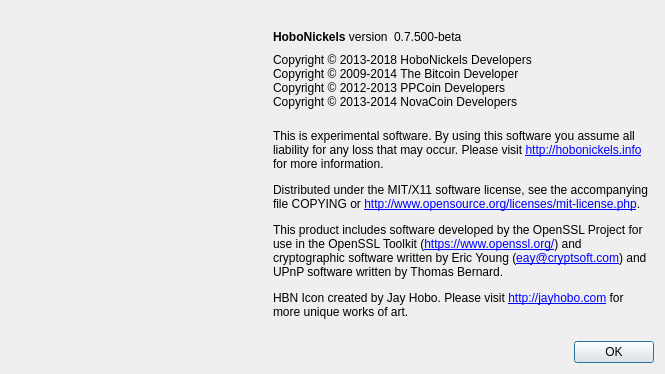
Before: the Qt Designer form src/qt/forms/aboutdialog.ui in hclivess/HoboNickels, drawn with Qt 5.
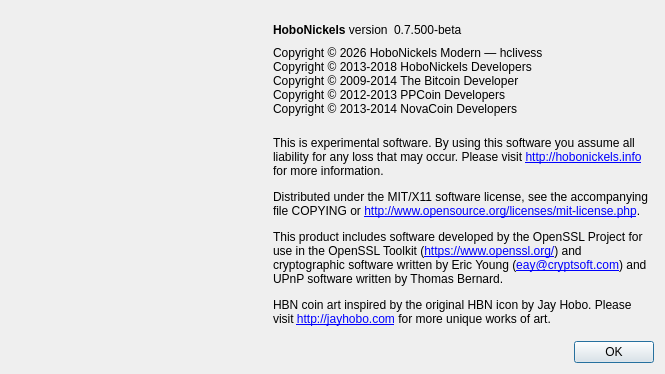
After: the same form once the commit is applied. Icons and pictures are not drawn.

Commit message:
qt: About dialog -- credit coin art as inspired by Jay Hobo + add 2026 dev credit
The coin graphics were swapped to a new render, so the HBN icon is now 'inspired by the
original HBN icon by Jay Hobo' rather than created by him (credit + jayhobo.com link kept).
Add 'Copyright © 2026 HoboNickels Modern — hclivess' to the copyright block.

The edit to the form file:
```diff
--- a/src/qt/forms/aboutdialog.ui
+++ b/src/qt/forms/aboutdialog.ui
@@ -106,10 +106,11 @@
         <cursorShape>IBeamCursor</cursorShape>
        </property>
        <property name="text">
-        <string>Copyright © 2013-2018 HoboNickels Developers
+        <string>Copyright © 2026 HoboNickels Modern — hclivess
+Copyright © 2013-2018 HoboNickels Developers
 Copyright © 2009-2014 The Bitcoin Developer
-Copyright © 2012-2013 PPCoin Developers 
-Copyright © 2013-2014 NovaCoin Developers 
+Copyright © 2012-2013 PPCoin Developers
+Copyright © 2013-2014 NovaCoin Developers
 </string>
        </property>
        <property name="textInteractionFlags">
@@ -123,7 +124,7 @@
         <cursorShape>IBeamCursor</cursorShape>
        </property>
        <property name="text">
-        <string>&lt;html&gt;&lt;head/&gt;&lt;body&gt;&lt;p&gt;This is experimental software. By using this software you assume all liability for any loss that may occur. Please visit &lt;a href=&quot;http://hobonickels.info&quot;&gt;&lt;span style=&quot; text-decoration: underline; color:#0000ff;&quot;&gt;http://hobonickels.info&lt;/span&gt;&lt;/a&gt; for more information.&lt;/p&gt;&lt;p&gt;Distributed under the MIT/X11 software license, see the accompanying file COPYING or &lt;a href=&quot;http://www.opensource.org/licenses/mit-license.php&quot;&gt;&lt;span style=&quot; text-decoration: underline; color:#0000ff;&quot;&gt;http://www.opensource.org/licenses/mit-license.php&lt;/span&gt;&lt;/a&gt;. &lt;/p&gt;&lt;p&gt;This product includes software developed by the OpenSSL Project for use in the OpenSSL Toolkit (&lt;a href=&quot;https://www.openssl.org/&quot;&gt;&lt;span style=&quot; text-decoration: underline; color:#0000ff;&quot;&gt;https://www.openssl.org/&lt;/span&gt;&lt;/a&gt;) and cryptographic software written by Eric Young (&lt;a href=&quot;mailto:eay@cryptsoft.com&quot;&gt;&lt;span style=&quot; text-decoration: underline; color:#0000ff;&quot;&gt;eay@cryptsoft.com&lt;/span&gt;&lt;/a&gt;) and UPnP software written by Thomas Bernard. &lt;/p&gt;&lt;p&gt;HBN Icon created by Jay Hobo. Please visit &lt;a href=&quot; http://jayhobo.com&quot;&gt;&lt;span style=&quot; text-decoration: underline; color:#0000ff;&quot;&gt;http://jayhobo.com&lt;/span&gt;&lt;/a&gt; for more unique works of art.&lt;/p&gt;&lt;/body&gt;&lt;/html&gt;</string>
+        <string>&lt;html&gt;&lt;head/&gt;&lt;body&gt;&lt;p&gt;This is experimental software. By using this software you assume all liability for any loss that may occur. Please visit &lt;a href=&quot;http://hobonickels.info&quot;&gt;&lt;span style=&quot; text-decoration: underline; color:#0000ff;&quot;&gt;http://hobonickels.info&lt;/span&gt;&lt;/a&gt; for more information.&lt;/p&gt;&lt;p&gt;Distributed under the MIT/X11 software license, see the accompanying file COPYING or &lt;a href=&quot;http://www.opensource.org/licenses/mit-license.php&quot;&gt;&lt;span style=&quot; text-decoration: underline; color:#0000ff;&quot;&gt;http://www.opensource.org/licenses/mit-license.php&lt;/span&gt;&lt;/a&gt;. &lt;/p&gt;&lt;p&gt;This product includes software developed by the OpenSSL Project for use in the OpenSSL Toolkit (&lt;a href=&quot;https://www.openssl.org/&quot;&gt;&lt;span style=&quot; text-decoration: underline; color:#0000ff;&quot;&gt;https://www.openssl.org/&lt;/span&gt;&lt;/a&gt;) and cryptographic software written by Eric Young (&lt;a href=&quot;mailto:eay@cryptsoft.com&quot;&gt;&lt;span style=&quot; text-decoration: underline; color:#0000ff;&quot;&gt;eay@cryptsoft.com&lt;/span&gt;&lt;/a&gt;) and UPnP software written by Thomas Bernard. &lt;/p&gt;&lt;p&gt;HBN coin art inspired by the original HBN icon by Jay Hobo. Please visit &lt;a href=&quot; http://jayhobo.com&quot;&gt;&lt;span style=&quot; text-decoration: underline; color:#0000ff;&quot;&gt;http://jayhobo.com&lt;/span&gt;&lt;/a&gt; for more unique works of art.&lt;/p&gt;&lt;/body&gt;&lt;/html&gt;</string>
        </property>
        <property name="textFormat">
         <enum>Qt::RichText</enum>
```
